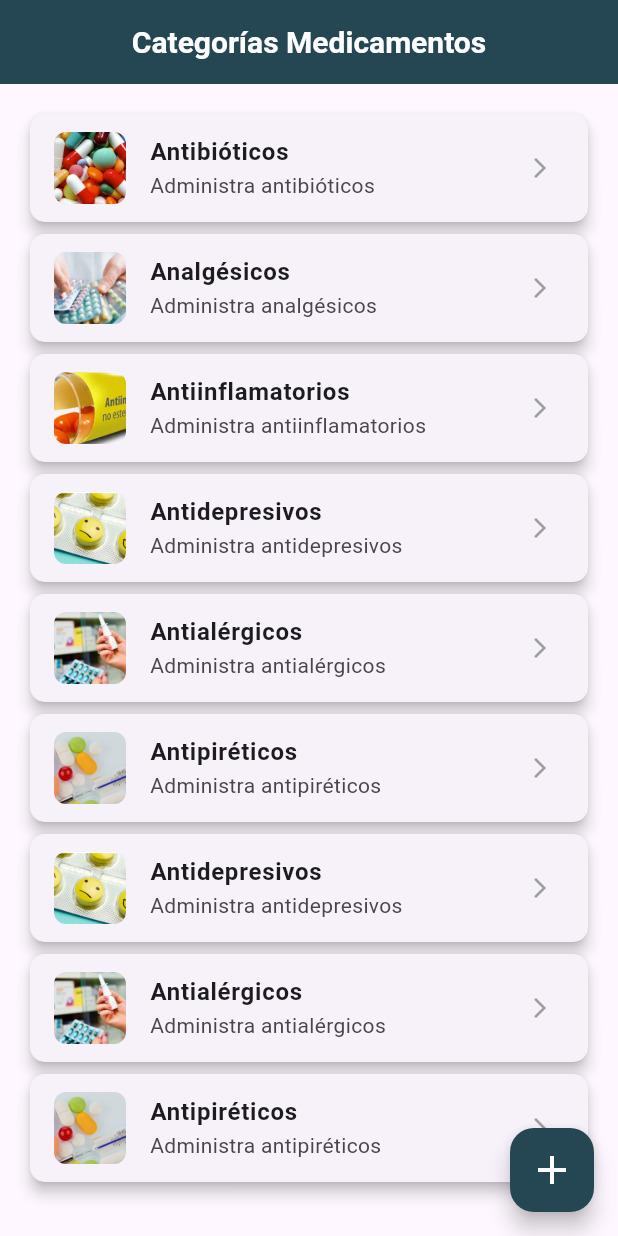
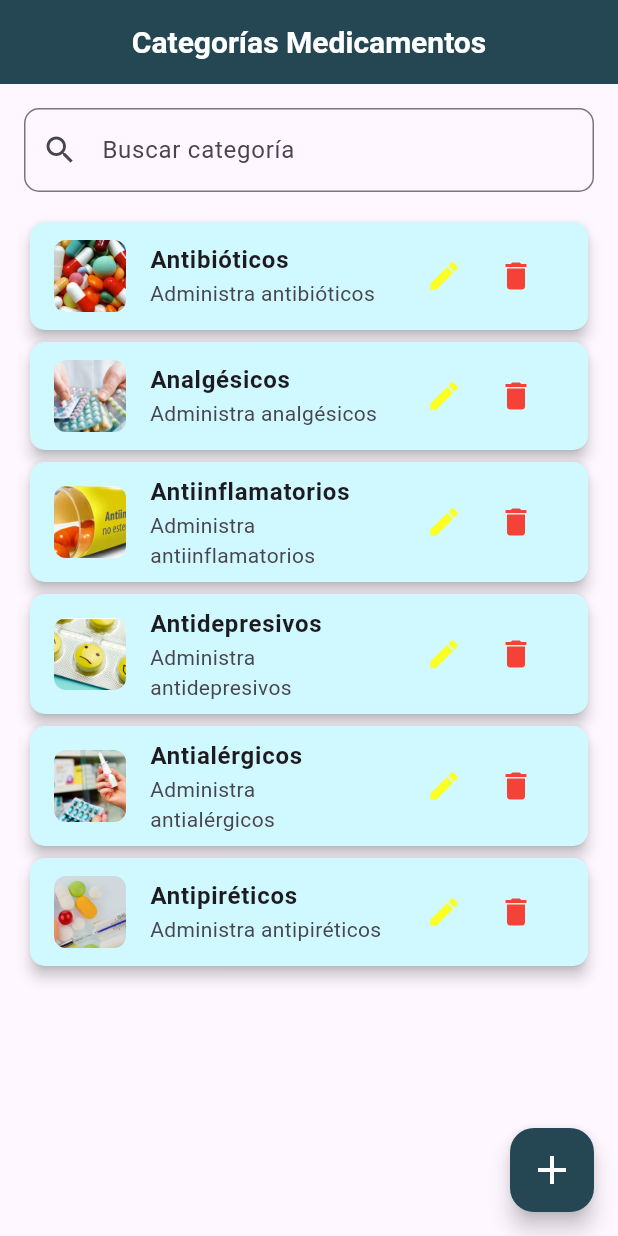
Before and after one commit to NoemiQuintanilla/proyecto_hospital, a Flutter app: the screen it shows after launch, on a phone screen of 412 x 824 dp. Run offline on Flutter 3.47's test engine with Material 3 defaults, Android fonts, the phone set to English and light mode, and no system bars.

Commit message:
agregue un buscador en la vista de categorias

```diff
--- a/lib/vistaCategorias.dart
+++ b/lib/vistaCategorias.dart
@@ -10,7 +10,7 @@ class VistaCategorias extends StatelessWidget {
         title: const Text("Categorías Medicamentos"),
         centerTitle: true,
         titleTextStyle: const TextStyle(
-          color: Color(0xFFFFFFFF), // Color del texto
+          color: Color.fromARGB(255, 255, 255, 255), // Color del texto
           fontSize: 20, // Tamaño de la fuente
           fontWeight: FontWeight.bold, // Grosor de la fuente
           fontFamily: 'Roboto', // Familia de la fuente
@@ -19,12 +19,43 @@ class VistaCategorias extends StatelessWidget {
       ),
       body: Padding(
         padding: const EdgeInsets.all(16.0),
+        child: Column(
+          children: [
+            // Buscador (TextField)
+            TextField(
+              decoration: InputDecoration(
+                labelText: 'Buscar categoría',
+                prefixIcon: const Icon(Icons.search),
+                border: OutlineInputBorder(
+                  borderRadius: BorderRadius.circular(10),
+                  borderSide: const BorderSide(color: Color(0xFF49b6c7)),
+                ),
+                focusedBorder: OutlineInputBorder(
+                  borderRadius: BorderRadius.circular(10),
+                  borderSide: const BorderSide(color: Color(0xFF49b6c7)),
+                ),
+              ),
+              onChanged: (text) {
+                // Aquí agregarías la lógica para filtrar las tarjetas
+                // con base en el texto ingresado en el buscador
+              },
+            ),
+            const SizedBox(height: 16), // Espacio entre el buscador y la lista
+            Expanded(
               child: ListView(
                 children: [
-            _buildListCard(context, 'assets/images/imagen1.png', 'Antibióticos',
-                'Administra antibióticos', '/rutaAntibioticos'),
-            _buildListCard(context, 'assets/images/imagen2.png', 'Analgésicos',
-                'Administra analgésicos', '/rutaAnalgesicos'),
+                  _buildListCard(
+                      context,
+                      'assets/images/imagen1.png',
+                      'Antibióticos',
+                      'Administra antibióticos',
+                      '/rutaAntibioticos'),
+                  _buildListCard(
+                      context,
+                      'assets/images/imagen2.png',
+                      'Analgésicos',
+                      'Administra analgésicos',
+                      '/rutaAnalgesicos'),
                   _buildListCard(
                       context,
                       'assets/images/imagen3.png',
@@ -49,24 +80,9 @@ class VistaCategorias extends StatelessWidget {
                       'Antipiréticos',
                       'Administra antipiréticos',
                       '/rutaAntipireticos'),
-            _buildListCard(
-                context,
-                'assets/images/imagen4.png',
-                'Antidepresivos',
-                'Administra antidepresivos',
-                '/rutaAntidepresivos'),
-            _buildListCard(
-                context,
-                'assets/images/imagen5.png',
-                'Antialérgicos',
-                'Administra antialérgicos',
-                '/rutaAntialergicos'),
-            _buildListCard(
-                context,
-                'assets/images/imagen6.png',
-                'Antipiréticos',
-                'Administra antipiréticos',
-                '/rutaAntipireticos'),
+                ],
+              ),
+            ),
           ],
         ),
       ),
@@ -91,6 +107,8 @@ class VistaCategorias extends StatelessWidget {
       shape: RoundedRectangleBorder(
         borderRadius: BorderRadius.circular(10), // Bordes redondeados
       ),
+      color: const Color.fromARGB(
+          255, 208, 249, 255), // Color de fondo de la tarjeta
       child: ListTile(
         onTap: () {
           Navigator.pushNamed(context, routeName); // Navegación a otra ruta
@@ -112,10 +130,50 @@ class VistaCategorias extends StatelessWidget {
           ),
         ),
         subtitle: Text(subtitle),
-        trailing: const Icon(
-          Icons.arrow_forward_ios,
-          color: Colors.grey,
-          size: 16,
+        trailing: Row(
+          mainAxisSize: MainAxisSize.min, // Ajusta el ancho al contenido
+          children: [
+            IconButton(
+              icon: const Icon(Icons.edit,
+                  color: Color.fromARGB(255, 251, 255, 35)),
+              onPressed: () {
+                // Acción de editar
+                Navigator.pushNamed(context,
+                    '/rutaEditar'); // Cambia la ruta según sea necesario
+              },
+            ),
+            IconButton(
+              icon: const Icon(Icons.delete, color: Colors.red),
+              onPressed: () {
+                // Acción de eliminar
+                showDialog(
+                  context: context,
+                  builder: (BuildContext context) {
+                    return AlertDialog(
+                      title: const Text('Confirmar eliminación'),
+                      content: const Text(
+                          '¿Estás seguro de que quieres eliminar esta categoría?'),
+                      actions: <Widget>[
+                        TextButton(
+                          child: const Text('Cancelar'),
+                          onPressed: () {
+                            Navigator.of(context).pop();
+                          },
+                        ),
+                        TextButton(
+                          child: const Text('Eliminar'),
+                          onPressed: () {
+                            // Lógica de eliminación
+                            Navigator.of(context).pop();
+                          },
+                        ),
+                      ],
+                    );
+                  },
+                );
+              },
+            ),
+          ],
         ),
       ),
     );
```
Lines whose indentation alone changed are shown as unchanged.
